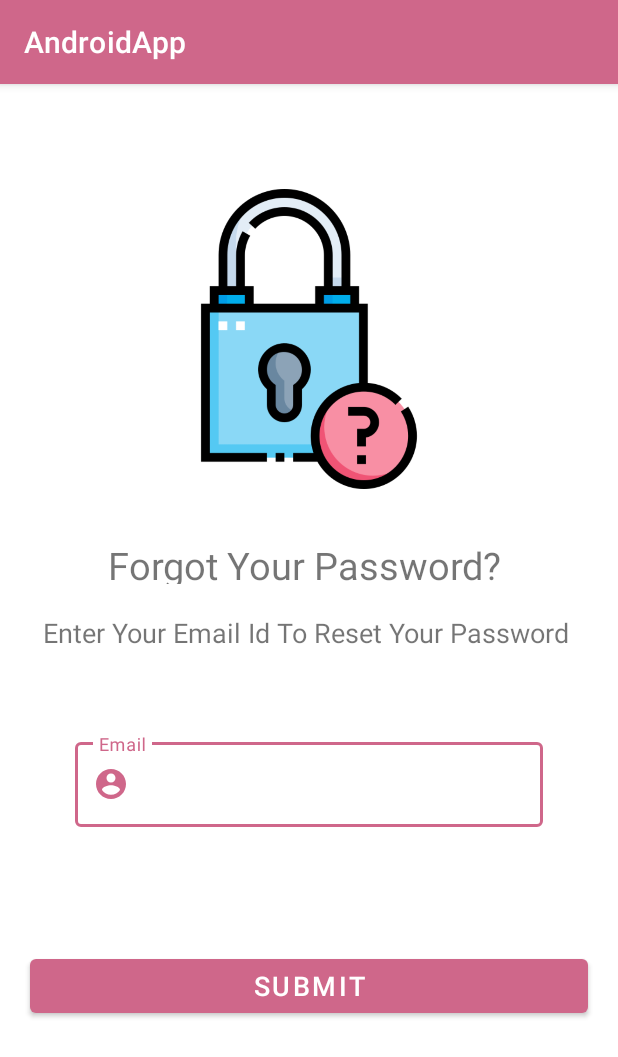
After one commit to maissabargaoui/AndroidApp, an Android app: the ForgotPasswordActivity screen opened directly, with no data from a screen before it, on a phone screen of 412 x 824 dp. The commit adds this screen. Shown: the top 1057 px of the screen. Run offline under Robolectric (Android 15) with nearby library versions, the phone set to English and light mode, and no system bars; our stand-ins replace Firebase (no records; nobody signed in at launch, a user with empty details on screens opened directly).

Commit message:
Forget+resetpasswordFirebase

```diff
--- a/app/src/main/AndroidManifest.xml
+++ b/app/src/main/AndroidManifest.xml
@@ -9,6 +9,9 @@
         android:roundIcon="@mipmap/ic_launcher_round"
         android:supportsRtl="true"
         android:theme="@style/Theme.AndroidApp">
+        <activity
+            android:name=".ForgotPasswordActivity"
+            android:exported="false" />
         <activity
             android:name=".ProfileActivity"
             android:exported="false" />
--- /dev/null
+++ b/app/src/main/java/com/example/androidapp/ForgotPasswordActivity.kt
@@ -0,0 +1,53 @@
+package com.example.androidapp
+
+import androidx.appcompat.app.AppCompatActivity
+import android.os.Bundle
+import android.widget.Toast
+import com.google.android.material.button.MaterialButton
+import com.google.android.material.textfield.TextInputEditText
+import com.google.android.material.textview.MaterialTextView
+import com.google.firebase.auth.FirebaseAuth
+
+class ForgotPasswordActivity : AppCompatActivity() {
+
+    private lateinit var btn_submit: MaterialButton
+    lateinit var txtEmailfp: TextInputEditText
+
+    override fun onCreate(savedInstanceState: Bundle?) {
+        super.onCreate(savedInstanceState)
+        setContentView(R.layout.activity_forgot_password)
+
+        txtEmailfp= findViewById(R.id.txtEmailfp)
+        btn_submit = findViewById(R.id.btn_submit)
+
+        btn_submit.setOnClickListener {
+            val email: String = txtEmailfp.text.toString().trim { it <= ' '}
+        //trim remove all spaces from text except for single spaces between words
+
+            if (email.isEmpty()){
+                Toast.makeText(
+                    this@ForgotPasswordActivity,
+                    "Please Enter Your Email Adress.",
+                    Toast.LENGTH_LONG
+                ).show()
+            }else {
+                FirebaseAuth.getInstance().sendPasswordResetEmail(email)
+                    .addOnCompleteListener { task ->
+                        if (task.isSuccessful) {
+                            Toast.makeText(
+                                this@ForgotPasswordActivity,
+                                "Email sent successfully to reset your password!",
+                                Toast.LENGTH_LONG
+                            ).show()
+                            finish()
+                        } else {
+                            Toast.makeText(
+                                this@ForgotPasswordActivity,
+                                task.exception!!.message.toString(),
+                                Toast.LENGTH_LONG).show()
+                        }
+                    }
+            }
+        }
+    }
+}
--- /dev/null
+++ b/app/src/main/res/layout/activity_forgot_password.xml
@@ -0,0 +1,86 @@
+<?xml version="1.0" encoding="utf-8"?>
+<androidx.constraintlayout.widget.ConstraintLayout xmlns:android="http://schemas.android.com/apk/res/android"
+    xmlns:app="http://schemas.android.com/apk/res-auto"
+    xmlns:tools="http://schemas.android.com/tools"
+    android:layout_width="match_parent"
+    android:layout_height="match_parent"
+    tools:context=".ForgotPasswordActivity">
+
+    <ImageView
+        android:id="@+id/fppic"
+        android:layout_width="0dp"
+        android:layout_height="200dp"
+        android:layout_marginTop="70dp"
+        app:layout_constraintEnd_toEndOf="parent"
+        app:layout_constraintStart_toStartOf="parent"
+        app:layout_constraintTop_toTopOf="parent"
+        app:srcCompat="@drawable/forget_password_icon" />
+
+    <com.google.android.material.textview.MaterialTextView
+        android:id="@+id/tvfp"
+        android:layout_width="371dp"
+        android:layout_height="30dp"
+        android:layout_margin="20dp"
+        android:text="Forgot Your Password? "
+        android:textAlignment="center"
+        android:textSize="25sp"
+        app:layout_constraintBottom_toBottomOf="parent"
+        app:layout_constraintEnd_toEndOf="parent"
+        app:layout_constraintStart_toStartOf="parent"
+        app:layout_constraintTop_toBottomOf="@+id/fppic"
+        app:layout_constraintVertical_bias="0.031" />
+
+    <com.google.android.material.textview.MaterialTextView
+        android:id="@+id/tvfpm"
+        android:layout_width="371dp"
+        android:layout_height="30dp"
+        android:layout_margin="20dp"
+        android:text="Enter Your Email Id To Reset Your Password "
+        android:textAlignment="center"
+        android:textSize="18sp"
+        app:layout_constraintBottom_toBottomOf="parent"
+        app:layout_constraintEnd_toEndOf="parent"
+        app:layout_constraintHorizontal_bias="0.6"
+        app:layout_constraintStart_toStartOf="parent"
+        app:layout_constraintTop_toBottomOf="@+id/tvfp"
+        app:layout_constraintVertical_bias="0.0" />
+
+    <com.google.android.material.textfield.TextInputLayout
+        android:id="@+id/txtLayoutEmailfp"
+        android:layout_width="match_parent"
+        android:layout_height="wrap_content"
+        android:layout_margin="50dp"
+        app:errorEnabled="true"
+        app:layout_constraintEnd_toEndOf="parent"
+        app:layout_constraintStart_toStartOf="parent"
+        app:layout_constraintTop_toBottomOf="@+id/tvfpm"
+        app:startIconDrawable="@drawable/ic_account"
+        app:startIconTint="@color/colorPrimary">
+
+        <com.google.android.material.textfield.TextInputEditText
+            android:id="@+id/txtEmailfp"
+            android:layout_width="match_parent"
+            android:layout_height="match_parent"
+            android:hint="Email"
+            android:inputType="text" />
+
+    </com.google.android.material.textfield.TextInputLayout>
+
+    <com.google.android.material.button.MaterialButton
+        android:id="@+id/btn_submit"
+        android:layout_width="match_parent"
+        android:layout_height="wrap_content"
+        android:layout_margin="20dp"
+        android:layout_marginBottom="112dp"
+        android:text="Submit"
+        android:textColor="@color/white"
+        android:textSize="18sp"
+        app:layout_constraintBottom_toBottomOf="parent"
+        app:layout_constraintEnd_toEndOf="parent"
+        app:layout_constraintHorizontal_bias="0.6"
+        app:layout_constraintStart_toStartOf="parent"
+        app:layout_constraintTop_toBottomOf="@+id/txtLayoutEmailfp"
+        app:layout_constraintVertical_bias="0.251" />
+
+
+</androidx.constraintlayout.widget.ConstraintLayout>
--- a/app/src/main/res/layout/activity_login.xml
+++ b/app/src/main/res/layout/activity_login.xml
@@ -85,11 +85,11 @@
         app:layout_constraintEnd_toEndOf="parent"
         app:layout_constraintHorizontal_bias="0.6"
         app:layout_constraintStart_toStartOf="parent"
-        app:layout_constraintTop_toBottomOf="@+id/forget"
+        app:layout_constraintTop_toBottomOf="@+id/tvforget"
         app:layout_constraintVertical_bias="0.251" />
 
     <com.google.android.material.textview.MaterialTextView
-        android:id="@+id/forget"
+        android:id="@+id/tvforget"
         android:layout_width="200dp"
         android:layout_height="19dp"
         android:layout_margin="15dp"
```
Also changed, not shown: app/src/main/java/com/example/androidapp/LoginActivity.kt (+8 -6 lines), app/src/main/res/drawable/forget_password_icon.png (added).
